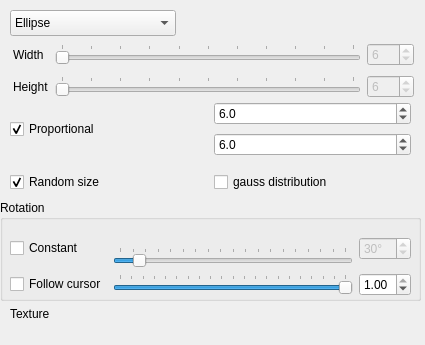
Qt form krita/plugins/paintops/spray/wdgshapeoptions.ui (KDE/krita) before a commit.
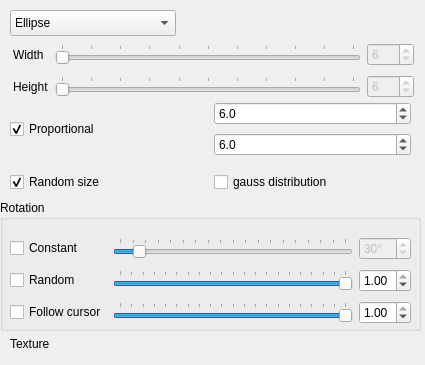
The same form after that commit. Custom widgets are drawn as their Qt base class.

Commit message: Add more control to rotation: Mix constant, random and follow mouse rotation with weights.

What changed in the file:
```diff
--- a/krita/plugins/paintops/spray/wdgshapeoptions.ui
+++ b/krita/plugins/paintops/spray/wdgshapeoptions.ui
@@ -10,7 +10,7 @@
     <x>0</x>
     <y>0</y>
     <width>425</width>
-    <height>345</height>
+    <height>365</height>
    </rect>
   </property>
   <property name="sizePolicy">
@@ -22,7 +22,7 @@
   <property name="minimumSize">
    <size>
     <width>425</width>
-    <height>345</height>
+    <height>365</height>
    </size>
   </property>
   <widget class="QComboBox" name="shapeBox">
@@ -69,23 +69,23 @@
      <x>0</x>
      <y>200</y>
      <width>421</width>
-     <height>101</height>
+     <height>131</height>
     </rect>
    </property>
    <property name="title">
     <string>Rotation</string>
    </property>
-   <widget class="QWidget" name="">
+   <widget class="QWidget" name="layoutWidget">
     <property name="geometry">
      <rect>
       <x>10</x>
-      <y>30</y>
+      <y>34</y>
       <width>401</width>
-      <height>66</height>
+      <height>94</height>
      </rect>
     </property>
     <layout class="QGridLayout" name="gridLayout_3">
-     <item row="0" column="0" rowspan="2">
+     <item row="0" column="0">
       <widget class="QCheckBox" name="fixedRotation">
        <property name="text">
         <string>Constant</string>
@@ -95,7 +95,26 @@
        </property>
       </widget>
      </item>
-     <item row="0" column="2" rowspan="2">
+     <item row="0" column="1">
+      <widget class="QSlider" name="angleSlider">
+       <property name="maximum">
+        <number>360</number>
+       </property>
+       <property name="pageStep">
+        <number>20</number>
+       </property>
+       <property name="value">
+        <number>30</number>
+       </property>
+       <property name="orientation">
+        <enum>Qt::Horizontal</enum>
+       </property>
+       <property name="tickPosition">
+        <enum>QSlider::TicksAbove</enum>
+       </property>
+      </widget>
+     </item>
+     <item row="0" column="2">
       <widget class="QSpinBox" name="fixedRotationSPBox">
        <property name="enabled">
         <bool>false</bool>
@@ -114,16 +133,26 @@
        </property>
       </widget>
      </item>
+     <item row="1" column="0">
+      <widget class="QCheckBox" name="randomRotation">
+       <property name="text">
+        <string>Random</string>
+       </property>
+       <property name="checked">
+        <bool>false</bool>
+       </property>
+      </widget>
+     </item>
      <item row="1" column="1">
-      <widget class="QSlider" name="angleSlider">
+      <widget class="QSlider" name="randomSlider">
        <property name="maximum">
-        <number>360</number>
+        <number>100</number>
        </property>
        <property name="pageStep">
-        <number>20</number>
+        <number>5</number>
        </property>
        <property name="value">
-        <number>30</number>
+        <number>100</number>
        </property>
        <property name="orientation">
         <enum>Qt::Horizontal</enum>
@@ -133,6 +162,19 @@
        </property>
       </widget>
      </item>
+     <item row="1" column="2">
+      <widget class="QDoubleSpinBox" name="randomWeightSPBox">
+       <property name="decimals">
+        <number>2</number>
+       </property>
+       <property name="maximum">
+        <double>1.000000000000000</double>
+       </property>
+       <property name="value">
+        <double>1.000000000000000</double>
+       </property>
+      </widget>
+     </item>
      <item row="2" column="0">
       <widget class="QCheckBox" name="followCursor">
        <property name="text">
@@ -175,7 +217,7 @@
     </layout>
    </widget>
   </widget>
-  <widget class="QWidget" name="">
+  <widget class="QWidget" name="layoutWidget">
    <property name="geometry">
     <rect>
      <x>10</x>
@@ -217,7 +259,7 @@
     </item>
    </layout>
   </widget>
-  <widget class="QWidget" name="">
+  <widget class="QWidget" name="layoutWidget">
    <property name="geometry">
     <rect>
      <x>13</x>
@@ -301,7 +343,7 @@
     </item>
    </layout>
   </widget>
-  <widget class="QWidget" name="">
+  <widget class="QWidget" name="layoutWidget">
    <property name="geometry">
     <rect>
      <x>10</x>
@@ -330,11 +372,11 @@
     </item>
    </layout>
   </widget>
-  <widget class="QWidget" name="">
+  <widget class="QWidget" name="layoutWidget">
    <property name="geometry">
     <rect>
      <x>10</x>
-     <y>300</y>
+     <y>330</y>
      <width>401</width>
      <height>28</height>
     </rect>
```
The commit also changes 6 other files.
